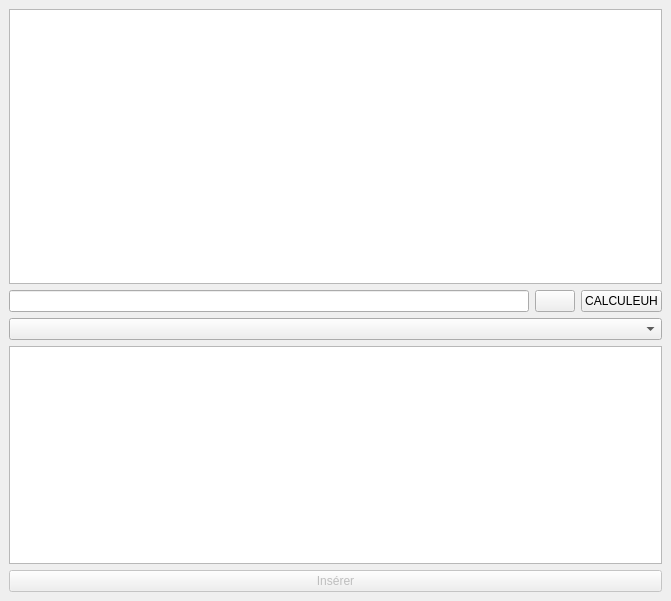
This is src/ui_calculator.ui in TuringApp/Turing as Qt 5 draws it before an edit. The edited form follows.
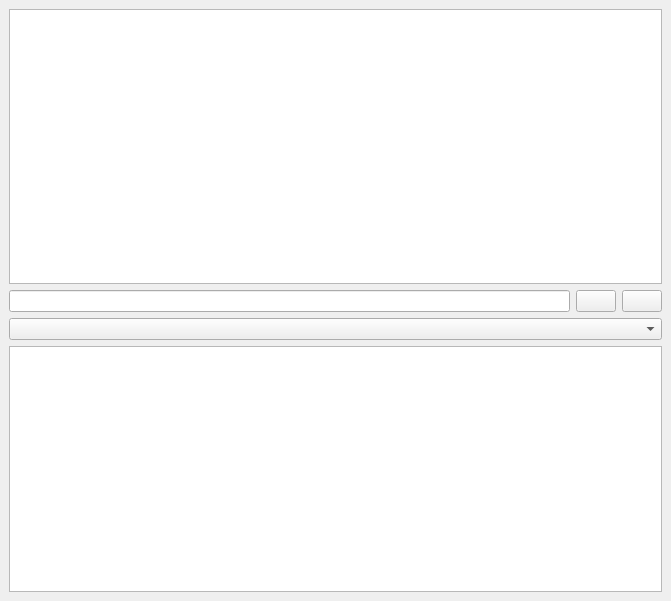
This is the edited form. Icons and pictures are not drawn.

The edit to the form file:
```diff
--- a/src/ui_calculator.ui
+++ b/src/ui_calculator.ui
@@ -47,7 +47,11 @@
       <item>
        <widget class="QPushButton" name="btnCalc">
         <property name="text">
-         <string>CALCULEUH</string>
+         <string/>
+        </property>
+        <property name="icon">
+         <iconset>
+          <normaloff>media/calculator.png</normaloff>media/calculator.png</iconset>
         </property>
        </widget>
       </item>
@@ -61,16 +65,6 @@
       <item>
        <widget class="QListWidget" name="listWidget"/>
       </item>
-      <item>
-       <widget class="QPushButton" name="btnInsFunc">
-        <property name="enabled">
-         <bool>false</bool>
-        </property>
-        <property name="text">
-         <string>Insérer</string>
-        </property>
-       </widget>
-      </item>
      </layout>
     </item>
    </layout>
```
Left out of the diff: 2 changed lines with no effect on the pictures.
